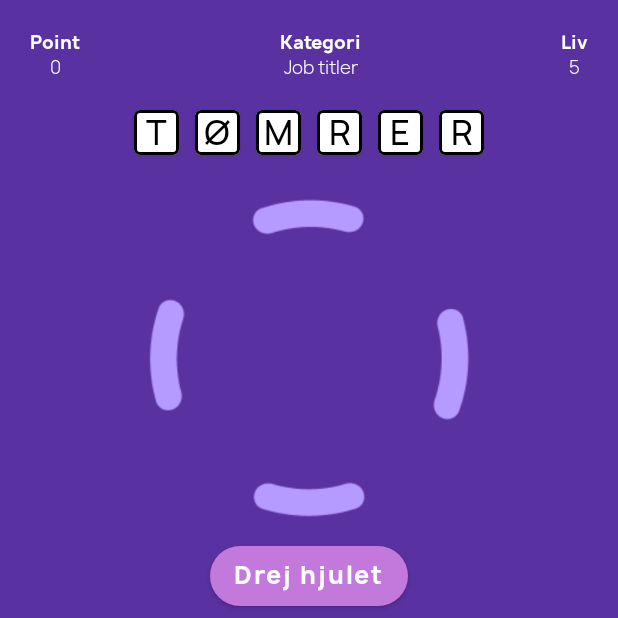
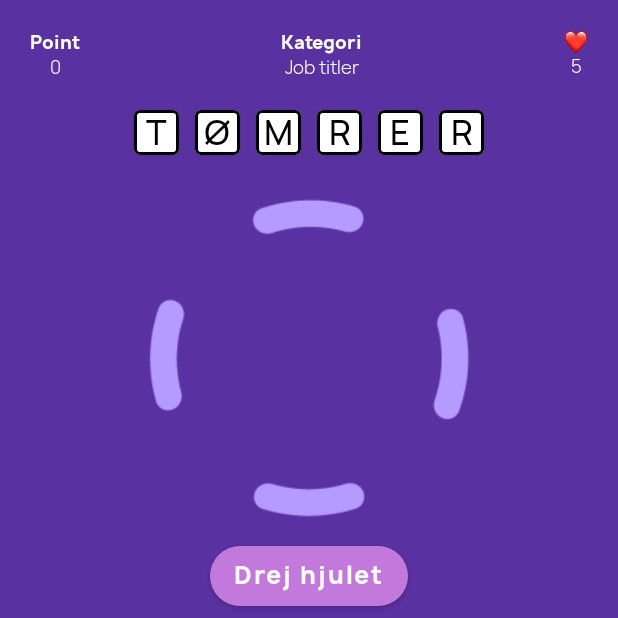
Before and after one commit to yukarasan/s215824_Lykkehjulet, an Android app built with Jetpack Compose: the GameScreen screen opened through its navigation route, on a phone screen of 412 x 824 dp, the top half of it. Run offline under Robolectric (Android 15) with nearby library versions, the phone set to English and light mode, and no system bars.

Commit message:
Heart in GameScreen

```diff
--- a/app/src/main/java/com/example/s215824_lykkehjulet/ui/screens/game/GameScreen.kt
+++ b/app/src/main/java/com/example/s215824_lykkehjulet/ui/screens/game/GameScreen.kt
@@ -221,7 +221,7 @@ fun TopBarDescription(category: String, points: Int, lives: Int) {
             TopBarTextWithString(title = stringResource(id = R.string.category), desc = category)
         }
         Column(horizontalAlignment = Alignment.CenterHorizontally) {
-            TopBarTextWithNumber(title = stringResource(id = R.string.lives), desc = lives)
+            TopBarTextWithImage(desc = lives)
         }
     }
 }
@@ -255,6 +255,22 @@ fun TopBarTextWithString(title: String, desc: String) {
     )
     Text(
         text = desc,
+        fontFamily = manropeFamily,
+        fontWeight = FontWeight.Light,
+        fontSize = 12.sp,
+        color = Color.White
+    )
+}
+
+@Composable
+fun TopBarTextWithImage(desc: Int) {
+    Image(
+        painter = painterResource(id = R.drawable.heart),
+        contentDescription = "heart",
+        modifier = Modifier.size(16.dp)
+    )
+    Text(
+        text = desc.toString(),
         fontFamily = manropeFamily,
         fontWeight = FontWeight.Light,
         fontSize = 12.sp,
```
